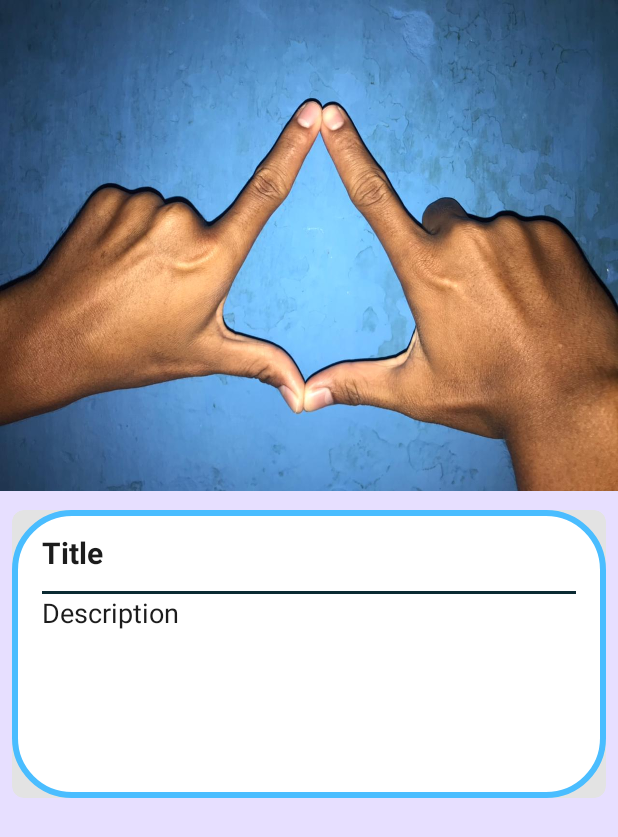
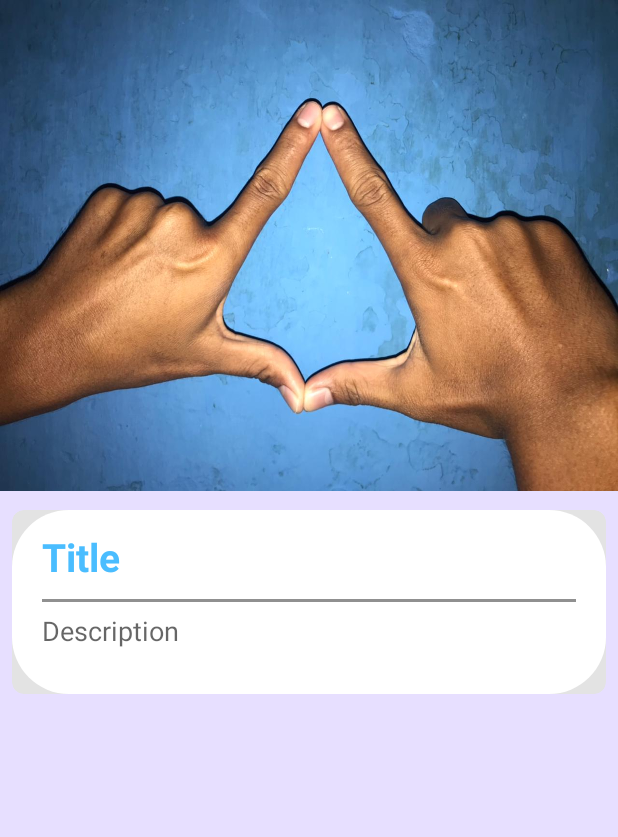
Before and after one commit to khairul3/BISINDO-Sign-Language-Recognition, an Android app: the layout activity_detail_dictionary.xml on its own in the app's theme, with its tools: preview values and no code run, on a phone screen of 412 x 824 dp. Shown: the top 837 px of the screen. Run offline under Robolectric (Android 15) with nearby library versions, the phone set to English and light mode, and no system bars.

Commit message:
add layout and change and front-end

```diff
--- a/app/src/main/AndroidManifest.xml
+++ b/app/src/main/AndroidManifest.xml
@@ -17,11 +17,12 @@
         android:roundIcon="@mipmap/ic_launcher_round"
         android:supportsRtl="true"
         android:theme="@style/Theme.BisindoSignLanguangeRecognition">
-        <activity android:name=".ComingSoonActivity"></activity>
+        <activity android:name=".ui.detail.DetailDictionaryActivity"></activity>
+        <activity android:name=".ComingSoonActivity" />
         <activity android:name=".ui.camera.CameraActivity" />
         <activity android:name=".ui.dictionary.DictionaryActivity" />
         <activity android:name=".ui.number.NumberActivity" />
-        <activity android:name=".ui.detail.DetailActivity" />
+        <activity android:name=".ui.detail.DetailNumberActivity" />
         <activity android:name=".MainActivity">
             <intent-filter>
                 <action android:name="android.intent.action.MAIN" />
--- a/app/src/main/java/com/khairul/bisindosignlanguangerecognition/ui/dictionary/DictionaryActivity.kt
+++ b/app/src/main/java/com/khairul/bisindosignlanguangerecognition/ui/dictionary/DictionaryActivity.kt
@@ -10,7 +10,8 @@ import com.google.firebase.firestore.FirebaseFirestore
 import com.google.firebase.firestore.Query
 import com.khairul.bisindosignlanguangerecognition.R
 import com.khairul.bisindosignlanguangerecognition.data.source.entity.Entity
-import com.khairul.bisindosignlanguangerecognition.ui.detail.DetailActivity
+import com.khairul.bisindosignlanguangerecognition.ui.detail.DetailDictionaryActivity
+import com.khairul.bisindosignlanguangerecognition.ui.detail.DetailNumberActivity
 
 class DictionaryActivity : AppCompatActivity(), DictionaryAdapter.DictionaryAdapterListener {
 
@@ -43,7 +44,7 @@ class DictionaryActivity : AppCompatActivity(), DictionaryAdapter.DictionaryAdap
     }
 
     override fun onSportSelected(entity: Entity?) {
-        val intent = Intent(applicationContext, DetailActivity::class.java)
+        val intent = Intent(applicationContext, DetailDictionaryActivity::class.java)
         intent.putExtra("SPORTS_DETAIL_DATA", entity)
         startActivity(intent)
     }
--- a/app/src/main/java/com/khairul/bisindosignlanguangerecognition/ui/number/NumberActivity.kt
+++ b/app/src/main/java/com/khairul/bisindosignlanguangerecognition/ui/number/NumberActivity.kt
@@ -10,7 +10,7 @@ import com.google.firebase.firestore.FirebaseFirestore
 import com.google.firebase.firestore.Query
 import com.khairul.bisindosignlanguangerecognition.R
 import com.khairul.bisindosignlanguangerecognition.data.source.entity.Entity
-import com.khairul.bisindosignlanguangerecognition.ui.detail.DetailActivity
+import com.khairul.bisindosignlanguangerecognition.ui.detail.DetailNumberActivity
 
 class NumberActivity : AppCompatActivity(), NumberAdapter.NumberAdapterListener {
 
@@ -41,7 +41,7 @@ class NumberActivity : AppCompatActivity(), NumberAdapter.NumberAdapterListener
     }
 
     override fun onSportSelected(sports: Entity?) {
-        val intent = Intent(applicationContext, DetailActivity::class.java)
+        val intent = Intent(applicationContext, DetailNumberActivity::class.java)
         intent.putExtra("SPORTS_DETAIL_DATA", sports)
         startActivity(intent)
     }
--- a/app/src/main/res/drawable/border_corner.xml
+++ b/app/src/main/res/drawable/border_corner.xml
@@ -1,9 +1,7 @@
 <?xml version="1.0" encoding="UTF-8"?>
 <shape xmlns:android="http://schemas.android.com/apk/res/android">
     <solid android:color="#FFFFFF" />
-    <stroke
-        android:width="4dp"
-        android:color="@color/nelson_700" />
+
     <padding
         android:bottom="4dp"
         android:left="4dp"
--- a/app/src/main/res/layout/activity_detail.xml
+++ b/app/src/main/res/layout/activity_detail_dictionary.xml
@@ -5,7 +5,8 @@
     android:layout_width="match_parent"
     android:layout_height="match_parent"
     android:background="@color/lightpurple"
-    tools:context=".ui.detail.DetailActivity">
+    android:theme="@style/Theme.BisindoSignLanguangeRecognition"
+    tools:context=".ui.detail.DetailDictionaryActivity">
 
     <ImageView
         android:id="@+id/img_backdrop"
@@ -37,18 +38,20 @@
 
         <androidx.constraintlayout.widget.ConstraintLayout
             android:layout_width="match_parent"
-            android:layout_height="192dp"
+            android:layout_height="wrap_content"
             android:background="@drawable/border_corner">
 
             <TextView
                 android:id="@+id/tv_title"
-                style="@style/Text.Title"
                 android:layout_width="match_parent"
                 android:layout_height="@dimen/_30sdp"
                 android:layout_marginStart="16dp"
                 android:layout_marginTop="8dp"
                 android:layout_marginEnd="16dp"
                 android:text="@string/title"
+                android:textColor="@color/nelson_700"
+                android:textSize="@dimen/_20sdp"
+                android:textStyle="bold"
                 app:layout_constraintBottom_toBottomOf="parent"
                 app:layout_constraintEnd_toEndOf="parent"
                 app:layout_constraintStart_toStartOf="parent"
@@ -60,24 +63,32 @@
                 android:layout_width="match_parent"
                 android:layout_height="2dp"
                 android:layout_marginStart="16dp"
+                android:layout_marginTop="@dimen/_5sdp"
                 android:layout_marginEnd="16dp"
-                android:background="@color/black_teal"
+                android:background="@color/grey"
                 app:layout_constraintEnd_toEndOf="parent"
                 app:layout_constraintStart_toStartOf="parent"
                 app:layout_constraintTop_toBottomOf="@+id/tv_title" />
 
             <TextView
                 android:id="@+id/tv_desc"
-                style="@style/Text"
                 android:layout_width="match_parent"
                 android:layout_height="wrap_content"
                 android:layout_marginStart="16dp"
+                android:layout_marginTop="@dimen/_5sdp"
                 android:layout_marginEnd="16dp"
                 android:text="@string/desc_detail"
                 android:textAppearance="@style/TextAppearance.AppCompat.Medium"
+                android:textSize="@dimen/_14ssp"
                 app:layout_constraintEnd_toEndOf="parent"
                 app:layout_constraintStart_toStartOf="parent"
                 app:layout_constraintTop_toBottomOf="@id/devider" />
+
+            <TextView
+                android:layout_width="match_parent"
+                android:layout_height="@dimen/_20sdp"
+                app:layout_constraintTop_toBottomOf="@+id/tv_desc"
+                tools:layout_editor_absoluteX="4dp" />
         </androidx.constraintlayout.widget.ConstraintLayout>
     </androidx.cardview.widget.CardView>
 </androidx.constraintlayout.widget.ConstraintLayout>
```
Also changed, not shown: app/src/main/java/com/khairul/bisindosignlanguangerecognition/ui/detail/DetailDictionaryActivity.kt (added, +35 -0 lines), app/src/main/java/com/khairul/bisindosignlanguangerecognition/ui/detail/DetailNumberActivity.kt (renamed from app/src/main/java/com/khairul/bisindosignlanguangerecognition/ui/detail/DetailActivity.kt, +10 -6 lines), app/src/main/res/layout/activity_detail_number.xml (added, +96 -0 lines).
